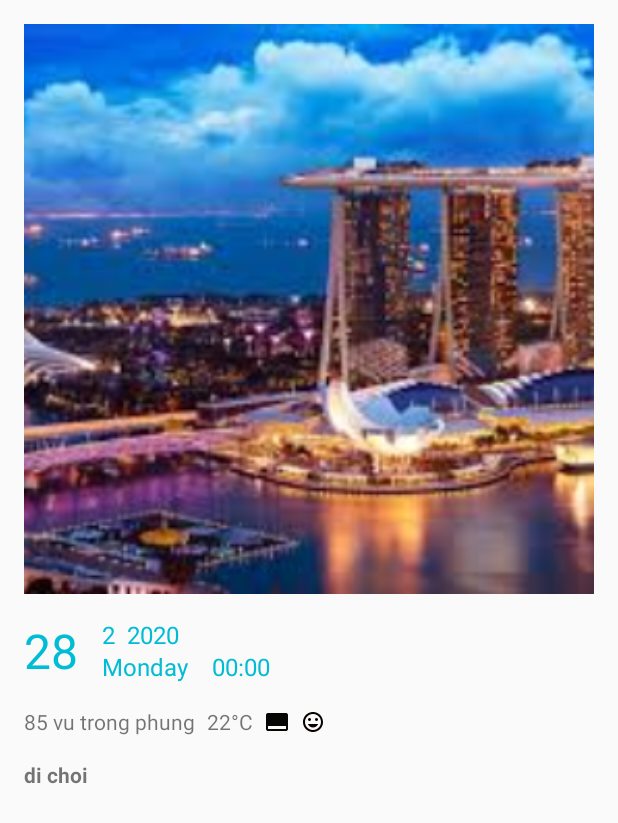
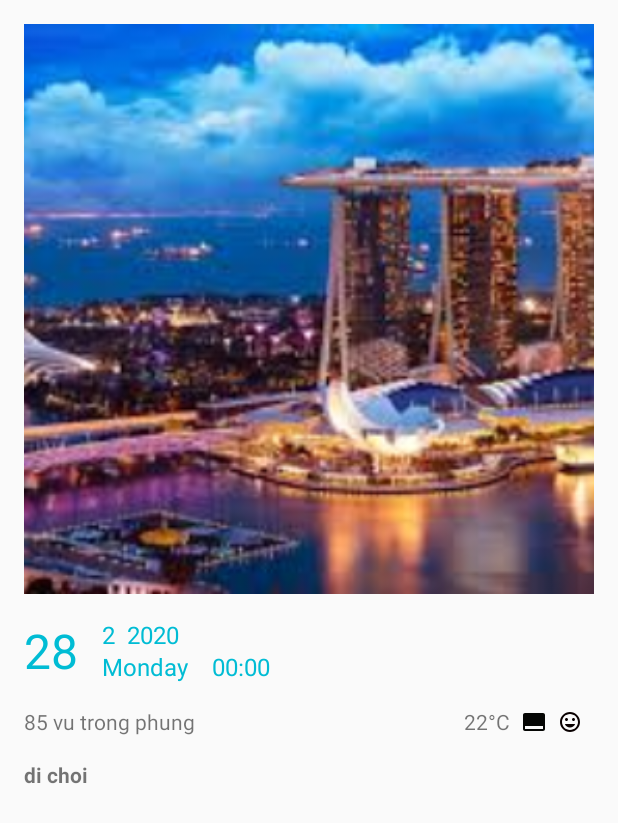
Before and after one commit to truongquangkhai99/Journey_DATN, an Android app: the layout fragment_detail_item.xml on its own in the app's theme, with its tools: preview values and no code run, on a phone screen of 412 x 824 dp. Shown: the top 823 px of the screen. Run offline under Robolectric (Android 15) with nearby library versions, the phone set to English and light mode, and no system bars.

Commit message:
Fragment Media

```diff
--- a/app/src/main/res/layout/fragment_detail_item.xml
+++ b/app/src/main/res/layout/fragment_detail_item.xml
@@ -90,45 +90,48 @@
         android:id="@+id/txt_position_detail"
         app:layout_constraintTop_toBottomOf="@id/txt_day_detail"
         app:layout_constraintLeft_toLeftOf="parent"
+        app:layout_constraintRight_toLeftOf="@id/txt_temperature_detail"
+        android:layout_marginRight="@dimen/dp_8"
         android:layout_marginTop="@dimen/dp_16"
         android:text="85 vu trong phung"
-        android:layout_width="wrap_content"
+        android:layout_width="0dp"
         android:layout_height="wrap_content"/>
     <ImageView
         android:id="@+id/img_action_detail"
-        app:layout_constraintStart_toEndOf="@id/txt_temperature_c_detail"
+        app:layout_constraintRight_toLeftOf="@id/img_mood_detail"
         app:layout_constraintTop_toTopOf="@id/txt_position_detail"
         app:layout_constraintBottom_toBottomOf="@id/txt_position_detail"
-        android:layout_marginLeft="@dimen/dp_8"
+        android:layout_marginRight="@dimen/dp_8"
         android:src="@drawable/ic_action_black_24dp"
         android:layout_width="@dimen/dp_16"
         android:layout_height="@dimen/dp_16"/>
 
     <TextView
         android:id="@+id/txt_temperature_detail"
-        app:layout_constraintStart_toEndOf="@id/txt_position_detail"
+        app:layout_constraintRight_toLeftOf="@id/txt_temperature_c_detail"
         app:layout_constraintTop_toTopOf="@id/txt_position_detail"
         app:layout_constraintBottom_toBottomOf="@id/txt_position_detail"
-        android:layout_marginLeft="@dimen/dp_8"
         android:text="22"
         android:layout_width="wrap_content"
         android:layout_height="wrap_content"/>
 
     <TextView
         android:id="@+id/txt_temperature_c_detail"
-        app:layout_constraintStart_toEndOf="@id/txt_temperature_detail"
+        app:layout_constraintRight_toLeftOf="@id/img_action_detail"
         app:layout_constraintTop_toTopOf="@id/txt_position_detail"
         app:layout_constraintBottom_toBottomOf="@id/txt_position_detail"
         android:text="°C"
+        android:layout_marginRight="@dimen/dp_8"
         android:layout_width="wrap_content"
         android:layout_height="wrap_content"/>
 
     <ImageView
         android:id="@+id/img_mood_detail"
-        app:layout_constraintStart_toEndOf="@id/img_action_detail"
         app:layout_constraintTop_toTopOf="@id/txt_position_detail"
+        app:layout_constraintRight_toRightOf="parent"
         app:layout_constraintBottom_toBottomOf="@id/txt_position_detail"
         android:layout_marginLeft="@dimen/dp_8"
+        android:layout_marginRight="@dimen/dp_8"
         android:src="@drawable/ic_mood_black_24dp"
         android:layout_width="@dimen/dp_16"
         android:layout_height="@dimen/dp_16"/>
```
Also changed, not shown: app/src/main/java/com/example/journey_datn/Activity/AddDataActivity.java (+7 -14 lines), app/src/main/java/com/example/journey_datn/Activity/ItemDetailActivity.java (+15 -14 lines), app/src/main/java/com/example/journey_datn/Adapter/AdapterRcvMedia.java (+4 -4 lines), app/src/main/java/com/example/journey_datn/fragment/FragmentMedia.java (+31 -3 lines).
